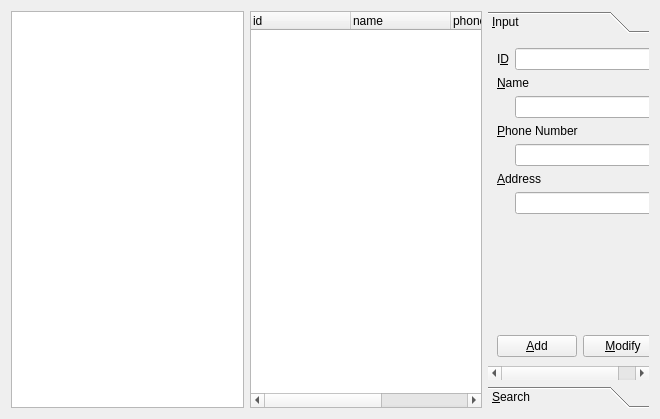
The window that qt-master3/qt-master/CSApp/clientmanagerform.ui (chelly1995/qt) describes before a commit, drawn with Qt 5.
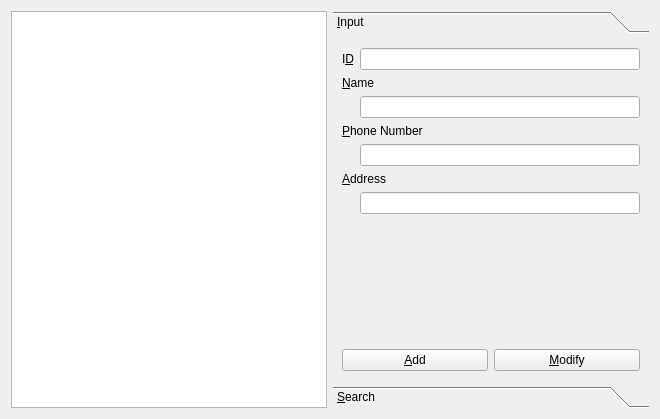
The same window after the commit. The open tabs and pages were chosen to show the change.

What changed in the file:
```diff
--- a/qt-master3/qt-master/CSApp/clientmanagerform.ui
+++ b/qt-master3/qt-master/CSApp/clientmanagerform.ui
@@ -21,30 +21,6 @@
      </property>
     </widget>
    </item>
-   <item>
-    <widget class="QTreeWidget" name="treeWidget">
-     <column>
-      <property name="text">
-       <string>id</string>
-      </property>
-     </column>
-     <column>
-      <property name="text">
-       <string>name</string>
-      </property>
-     </column>
-     <column>
-      <property name="text">
-       <string>phone num</string>
-      </property>
-     </column>
-     <column>
-      <property name="text">
-       <string>address</string>
-      </property>
-     </column>
-    </widget>
-   </item>
    <item>
     <widget class="QSplitter" name="splitter">
      <property name="orientation">
@@ -59,7 +35,7 @@
         <rect>
          <x>0</x>
          <y>0</y>
-         <width>223</width>
+         <width>322</width>
          <height>359</height>
         </rect>
        </property>
```
Left out of the diff: 4 changed lines with no effect on the pictures.
